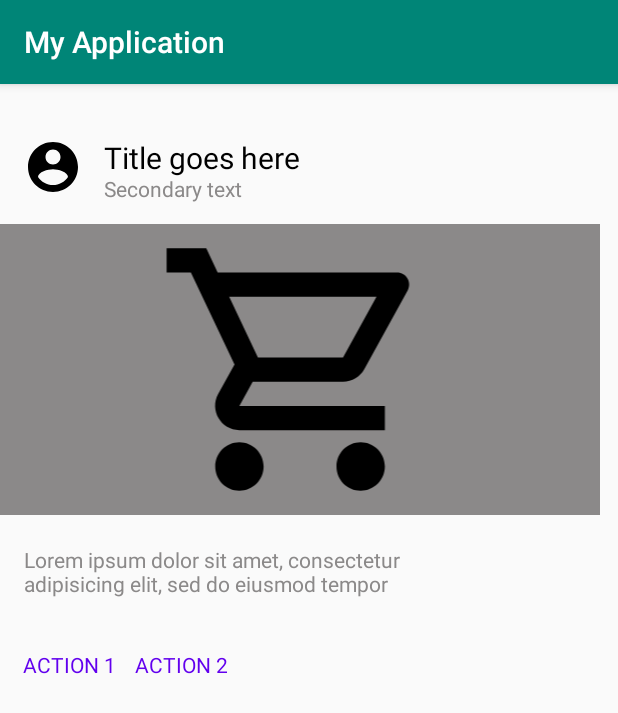
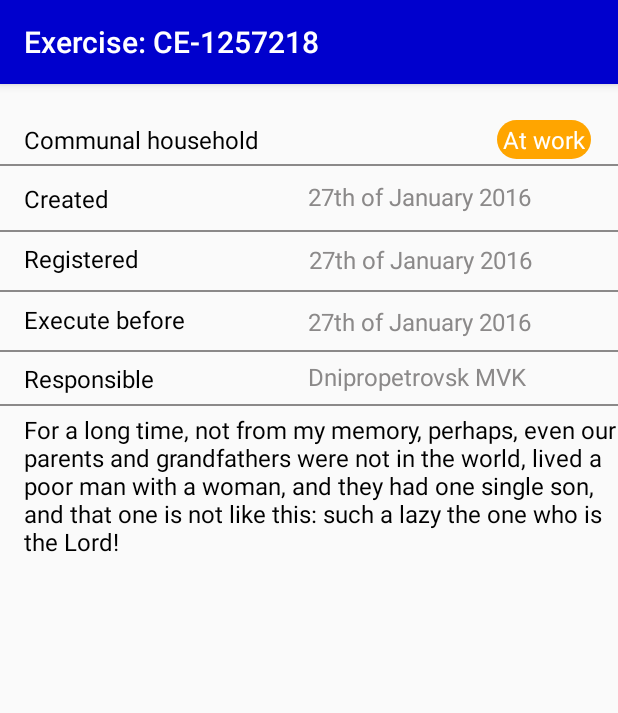
Before and after one commit to Wadimir/SamsungAndroid, an Android app: the screen it shows after launch (MainActivity), on a phone screen of 412 x 824 dp. Shown: the top 713 px of the screen. Run offline under Robolectric (Android 15) with nearby library versions, the light colour scheme and no system bars.

Commit message:
added text and menu

```diff
--- /dev/null
+++ b/app/src/main/res/drawable/button.xml
@@ -0,0 +1,11 @@
+<?xml version="1.0" encoding="utf-8"?>
+    <shape xmlns:android="http://schemas.android.com/apk/res/android"
+        android:shape="rectangle">
+        <corners android:radius="32dp" />
+        <padding
+            android:bottom="2dp"
+            android:left="4dp"
+            android:right="4dp"
+            android:top="2dp" />
+        <solid android:color="#FFA500" />
+    </shape>
--- a/app/src/main/res/layout/activity_main.xml
+++ b/app/src/main/res/layout/activity_main.xml
@@ -5,77 +5,182 @@
     android:layout_height="match_parent"
     tools:context=".MainActivity">
 
-    <ImageView
-        android:id="@+id/photo_image_view"
-        android:layout_width="40dp"
-        android:layout_height="40dp"
-        android:layout_marginStart="15dp"
-        android:layout_marginLeft="15dp"
-        android:layout_marginTop="35dp"
-        android:src="@drawable/user"
-        />
-
-
     <TextView
-        android:layout_width="144dp"
+        android:layout_width="185dp"
         android:layout_height="wrap_content"
-        android:layout_marginStart="69dp"
-        android:layout_marginLeft="69dp"
-        android:layout_marginTop="35dp"
-        android:text="Title goes here"
+        android:layout_alignParentStart="true"
+        android:layout_alignParentLeft="true"
+        android:layout_alignParentTop="true"
+        android:layout_marginStart="16dp"
+        android:layout_marginLeft="16dp"
+        android:layout_marginTop="26dp"
+        android:text="@string/text1"
         android:textColor="#000000"
-        android:textSize="20dp" />
+        android:textSize="16dp" />
 
     <TextView
         android:layout_width="wrap_content"
         android:layout_height="wrap_content"
-        android:layout_marginStart="69dp"
-        android:layout_marginLeft="69dp"
-        android:layout_marginTop="60dp"
+        android:layout_alignParentTop="true"
+        android:layout_alignParentEnd="true"
+        android:layout_alignParentRight="true"
+        android:layout_marginTop="24dp"
+        android:layout_marginEnd="18dp"
+        android:layout_marginRight="18dp"
         android:layout_marginBottom="428dp"
-        android:text="Secondary text"
-        android:textColor="#8B8989"
-        android:textSize="14dp" />
+        android:background="@drawable/button"
+        android:text="@string/text2"
+        android:textColor="#FFFFFF"
+        android:textSize="16dp" />
 
-    <ImageView
-        android:id="@+id/photo_image_view2"
-        android:layout_width="400dp"
-        android:layout_height="194dp"
-        android:layout_marginTop="93dp"
-        android:layout_marginEnd="1dp"
-        android:layout_marginRight="1dp"
-        android:background="#8B8989"
-        android:src="@drawable/center" />
-
-    <TextView
-        android:layout_width="317dp"
-        android:layout_height="69dp"
+    <View
+        android:layout_width="match_parent"
+        android:layout_height="1dp"
         android:layout_alignParentTop="true"
-        android:layout_marginStart="16dp"
-        android:layout_marginLeft="16dp"
-        android:layout_marginTop="307dp"
-        android:layout_marginBottom="168dp"
-        android:text="Lorem ipsum dolor sit amet, consectetur adipisicing elit, sed do eiusmod tempor"
-        android:textColor="#8B8989"
-        android:textSize="14dp" />
+        android:layout_marginTop="53dp"
+        android:background="#8B8989"></View>
 
     <TextView
         android:layout_width="wrap_content"
         android:layout_height="wrap_content"
-        android:layout_marginStart="15dp"
-        android:layout_marginLeft="15dp"
-        android:layout_marginTop="377dp"
-        android:text="ACTION 1"
-        android:textColor="#6200ee"
-        android:textSize="14dp"/>
+        android:layout_alignParentTop="true"
+        android:layout_marginStart="16dp"
+        android:layout_marginLeft="16dp"
+        android:layout_marginTop="65dp"
+        android:layout_marginBottom="168dp"
+        android:text="@string/text3"
+        android:textColor="#000000"
+        android:textSize="16dp" />
+
+    <TextView
+        android:layout_width="177dp"
+        android:layout_height="25dp"
+        android:layout_alignParentStart="true"
+        android:layout_alignParentLeft="true"
+        android:layout_alignParentTop="true"
+        android:layout_marginStart="205dp"
+        android:layout_marginLeft="205dp"
+        android:layout_marginTop="64dp"
+        android:text="@string/text4"
+        android:textColor="#8B8989"
+        android:textSize="16dp" />
+
+    <View
+        android:id="@+id/view"
+        android:layout_width="match_parent"
+        android:layout_height="1dp"
+        android:layout_alignParentTop="true"
+        android:layout_marginTop="97dp"
+        android:background="#8B8989"></View>
 
     <TextView
         android:layout_width="wrap_content"
         android:layout_height="wrap_content"
-        android:layout_marginStart="90dp"
-        android:layout_marginLeft="90dp"
-        android:layout_marginTop="377dp"
-        android:text="ACTION 2"
-        android:textColor="#6200ee"
-        android:textSize="14dp" />
+        android:layout_alignParentTop="true"
+        android:layout_marginStart="16dp"
+        android:layout_marginLeft="16dp"
+        android:layout_marginTop="105dp"
+        android:layout_marginBottom="168dp"
+        android:text="@string/text5"
+        android:textColor="#000000"
+        android:textSize="16dp" />
+
+    <TextView
+        android:id="@+id/textView"
+        android:layout_width="177dp"
+        android:layout_height="25dp"
+        android:layout_alignParentStart="true"
+        android:layout_alignParentLeft="true"
+        android:layout_alignParentTop="true"
+        android:layout_marginStart="206dp"
+        android:layout_marginLeft="206dp"
+        android:layout_marginTop="106dp"
+        android:text="@string/text4"
+        android:textColor="#8B8989"
+        android:textSize="16dp" />
+
+    <View
+        android:layout_width="match_parent"
+        android:layout_height="1dp"
+        android:layout_alignParentTop="true"
+        android:layout_marginTop="137dp"
+        android:background="#8B8989"></View>
+
+    <TextView
+        android:layout_width="wrap_content"
+        android:layout_height="wrap_content"
+        android:layout_alignParentTop="true"
+        android:layout_marginStart="16dp"
+        android:layout_marginLeft="16dp"
+        android:layout_marginTop="146dp"
+        android:layout_marginBottom="168dp"
+        android:text="@string/text6"
+        android:textColor="#000000"
+        android:textSize="16dp" />
+
+    <TextView
+        android:layout_width="179dp"
+        android:layout_height="wrap_content"
+        android:layout_alignParentStart="true"
+        android:layout_alignParentLeft="true"
+        android:layout_alignParentTop="true"
+        android:layout_marginStart="205dp"
+        android:layout_marginLeft="205dp"
+        android:layout_marginTop="147dp"
+        android:text="@string/text4"
+        android:textColor="#8B8989"
+        android:textSize="16dp" />
+
+    <View
+        android:layout_width="match_parent"
+        android:layout_height="1dp"
+        android:layout_alignParentTop="true"
+        android:layout_marginTop="177dp"
+        android:background="#8B8989"></View>
+
+    <TextView
+        android:layout_width="wrap_content"
+        android:layout_height="wrap_content"
+        android:layout_alignParentTop="true"
+        android:layout_marginStart="16dp"
+        android:layout_marginLeft="16dp"
+        android:layout_marginTop="185dp"
+        android:layout_marginBottom="168dp"
+        android:text="@string/text7"
+        android:textColor="#000000"
+        android:textSize="16dp" />
+
+    <TextView
+        android:layout_width="179dp"
+        android:layout_height="wrap_content"
+        android:layout_alignParentStart="true"
+        android:layout_alignParentLeft="true"
+        android:layout_alignParentTop="true"
+        android:layout_marginStart="205dp"
+        android:layout_marginLeft="205dp"
+        android:layout_marginTop="184dp"
+        android:text="@string/text8"
+        android:textColor="#8B8989"
+        android:textSize="16dp" />
+
+    <View
+        android:layout_width="match_parent"
+        android:layout_height="1dp"
+        android:layout_alignParentTop="true"
+        android:layout_marginTop="213dp"
+        android:background="#8B8989"></View>
+
+    <TextView
+        android:layout_width="wrap_content"
+        android:layout_height="wrap_content"
+        android:layout_alignParentTop="true"
+        android:layout_marginStart="16dp"
+        android:layout_marginLeft="16dp"
+        android:layout_marginTop="219dp"
+        android:layout_marginBottom="168dp"
+        android:text="@string/text9"
+        android:textColor="#000000"
+        android:textSize="16dp" />
+
+
     </RelativeLayout>
--- a/app/src/main/res/values/colors.xml
+++ b/app/src/main/res/values/colors.xml
@@ -1,6 +1,6 @@
 <?xml version="1.0" encoding="utf-8"?>
 <resources>
-    <color name="colorPrimary">#008577</color>
-    <color name="colorPrimaryDark">#00574B</color>
+    <color name="colorPrimary">#0000cd</color>
+    <color name="colorPrimaryDark">#170db3</color>
     <color name="colorAccent">#D81B60</color>
 </resources>
--- a/app/src/main/res/values/strings.xml
+++ b/app/src/main/res/values/strings.xml
@@ -1,3 +1,21 @@
 <resources>
-    <string name="app_name">My Application</string>
+    <string name="app_name">Exercise: CE-1257218</string>
+
+    <string name="text1">Communal household</string>
+
+    <string name="text2">At work</string>
+
+    <string name="text3">Created</string>
+
+    <string name="text4">27th of January 2016</string>
+
+    <string name="text5">Registered</string>
+
+    <string name="text6">Execute before</string>
+
+    <string name="text7">Responsible</string>
+
+    <string name="text8">Dnipropetrovsk MVK</string>
+
+    <string name="text9">For a long time, not from my memory, perhaps, even our parents and grandfathers were not in the world, lived a poor man with a woman, and they had one single son, and that one is not like this: such a lazy the one who is the Lord!</string>
 </resources>
--- a/build.gradle
+++ b/build.gradle
@@ -1,5 +1,4 @@
 // Top-level build file where you can add configuration options common to all sub-projects/modules.
-
 buildscript {
 
     repositories {
@@ -7,7 +6,7 @@ buildscript {
         jcenter()
     }
     dependencies {
-        classpath 'com.android.tools.build:gradle:3.2.1'
+        classpath 'com.android.tools.build:gradle:3.3.0'
 
 
         // NOTE: Do not place your application dependencies here; they belong
```
Also changed, not shown: app/src/main/res/drawable/01-iOS-vs-Android-OTA-Update.jpg (added), app/src/main/res/drawable/Пчела-Андроид.jpg (added), gradle/wrapper/gradle-wrapper.properties, 1 other file.
